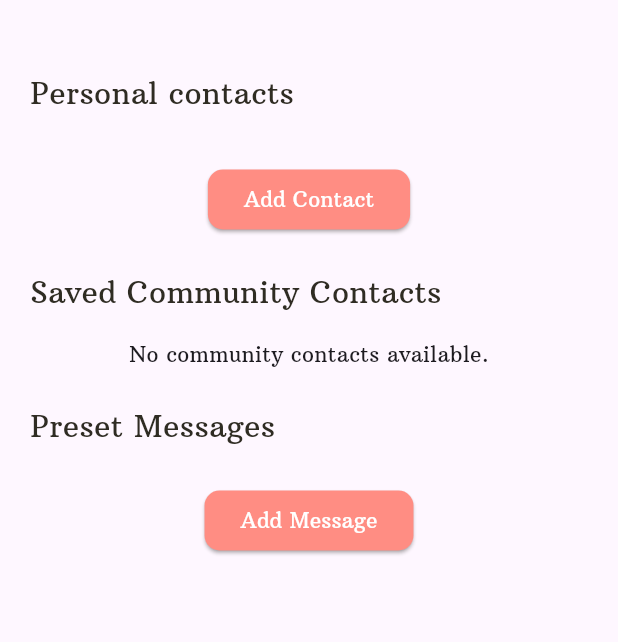
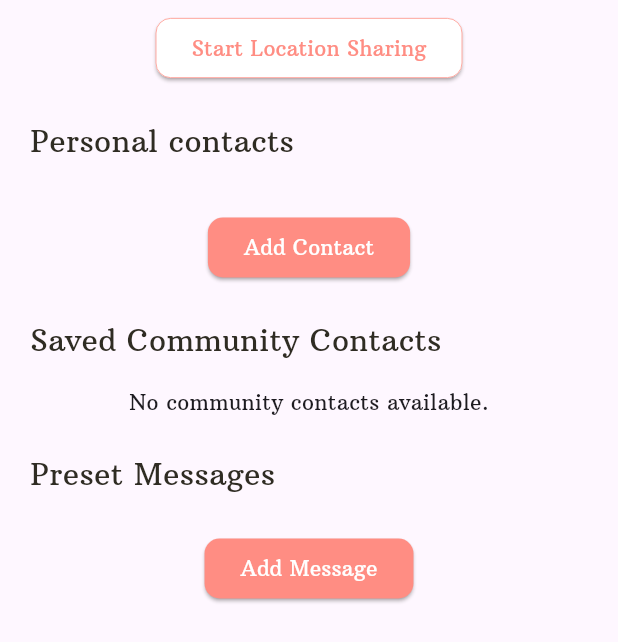
Before and after one commit to TeamSafety/SecureMe, a Flutter app: the MyContacts screen opened directly, on a phone screen of 412 x 824 dp. Shown: the top 642 px of the screen. Run offline on Flutter 3.47's test engine with Material 3 defaults, Android fonts, the phone set to English and light mode, and no system bars; our stand-ins replace cloud_firestore, firebase_auth, firebase_core, firebase_messaging, flutter_local_notifications, flutter_map and 4 more; missing offline and left inert: flutter_map_location_marker; accounts and stored records are empty.

Commit message:
Added Location Sharing button to all pages. Plan on making it Sticky to the top of the page.

```diff
--- a/SourceCode/SecureShe_App/lib/models/UserLocation/share_locationButton.dart
+++ b/SourceCode/SecureShe_App/lib/models/UserLocation/share_locationButton.dart
@@ -89,7 +89,8 @@ class _ShareLocationButtonState extends State<ShareLocationButton> {
 }
 
 Future<void> saveToDatabase(Position position, String userID) async {
-  CollectionReference usersCollection = FirebaseFirestore.instance.collection('Users');
+  CollectionReference usersCollection =
+      FirebaseFirestore.instance.collection('Users');
   DocumentReference userDocRef = usersCollection.doc(userID);
 
   Map<String, dynamic> data = {
--- a/SourceCode/SecureShe_App/lib/pages/main_page.dart
+++ b/SourceCode/SecureShe_App/lib/pages/main_page.dart
@@ -1,5 +1,6 @@
 // ignore_for_file: prefer_const_constructors
 
+import 'package:flutter/foundation.dart';
 import 'package:flutter/material.dart';
 import 'package:flutter_svg/svg.dart';
 import 'package:my_app/models/AppVars.dart';
--- a/SourceCode/SecureShe_App/lib/pages/my_contacts.dart
+++ b/SourceCode/SecureShe_App/lib/pages/my_contacts.dart
@@ -4,6 +4,7 @@ import 'package:my_app/models/AppVars.dart';
 import 'package:my_app/models/Chat/message_chat.dart';
 import 'package:my_app/models/Chat/message_service.dart';
 import 'package:my_app/models/PersonalConatcts/personal_contact.dart';
+import 'package:my_app/models/UserLocation/share_locationButton.dart';
 import 'package:my_app/models/preset_message_widget.dart';
 import 'package:firebase_auth/firebase_auth.dart';
 import 'package:cloud_firestore/cloud_firestore.dart';
@@ -92,20 +93,24 @@ class _MyContactsState extends State<MyContacts> {
               padding: const EdgeInsets.symmetric(horizontal: 20),
               child: Column(
                 children: [
-                  const SizedBox(
-                    height: 24,
+                  SizedBox(
+                    height: AppVars.elementMargin,
+                  ),
+                  ShareLocationButton(),
+                  SizedBox(
+                    height: AppVars.sectionPadding,
                   ),
                   personalContactsBuilder(),
-                  const SizedBox(
-                    height: 24,
+                  SizedBox(
+                    height: AppVars.sectionPadding,
                   ),
                   communityContactsBuilder(_userId),
-                  const SizedBox(
-                    height: 24,
+                  SizedBox(
+                    height: AppVars.sectionPadding,
                   ),
                   presetMessagesBuilder(),
-                  const SizedBox(
-                    height: 24,
+                  SizedBox(
+                    height: AppVars.sectionPadding,
                   ),
                 ],
               ),
@@ -364,9 +369,6 @@ class _MyContactsState extends State<MyContacts> {
     return Column(
       children: [
         SizedBox(
-          height: AppVars.sectionPadding,
-        ),
-        SizedBox(
           width: double.infinity,
           child: Text(
             "Personal contacts",
--- a/SourceCode/SecureShe_App/lib/pages/my_profile.dart
+++ b/SourceCode/SecureShe_App/lib/pages/my_profile.dart
@@ -3,6 +3,7 @@ import 'package:cloud_firestore/cloud_firestore.dart';
 import 'package:firebase_auth/firebase_auth.dart';
 import 'package:my_app/models/AppVars.dart';
 import 'package:my_app/models/Profile/SOS_configuration.dart';
+import 'package:my_app/models/UserLocation/share_locationButton.dart';
 import 'package:my_app/models/custom_dropdown.dart';
 import 'package:my_app/pages/login.dart';
 
@@ -134,6 +135,10 @@ class _MyProfileState extends State<MyProfile> {
             width: double.infinity,
             child: Column(
               children: [
+                SizedBox(
+                  height: AppVars.elementMargin,
+                ),
+                ShareLocationButton(),
                 SizedBox(
                   height: AppVars.sectionPadding,
                 ),
```
Also changed, not shown: SourceCode/SecureShe_App/lib/pages/community_list.dart (+6 -1 lines), SourceCode/SecureShe_App/lib/pages/osm_page.dart (+39 -20 lines).
